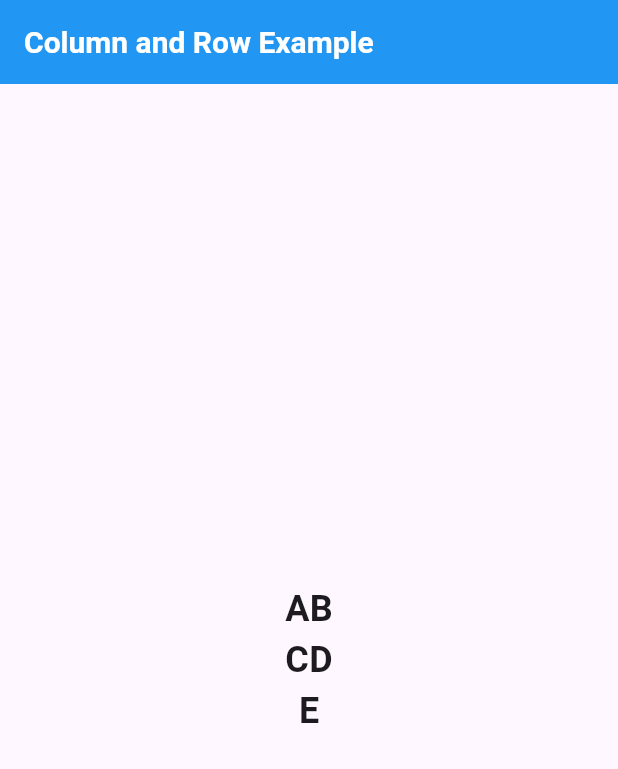
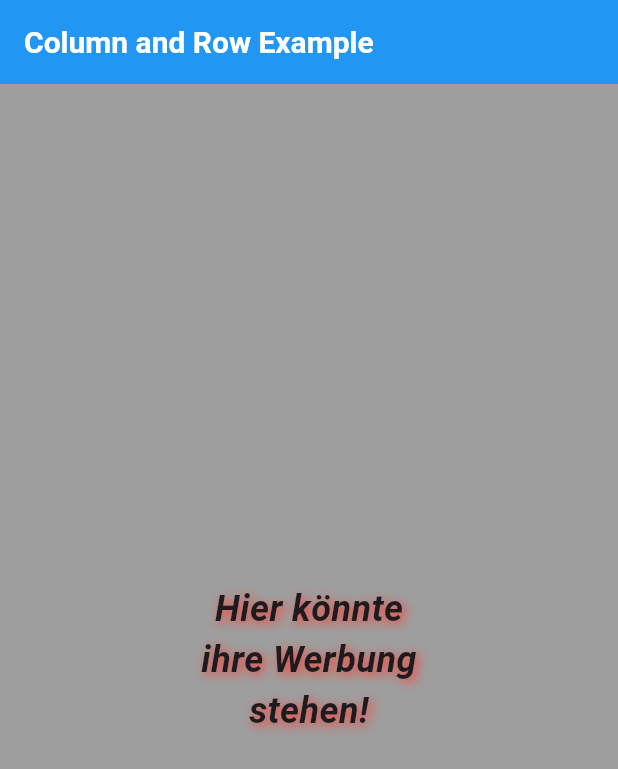
Before and after one commit to Evilhando/wiederholung_widgets_1, a Flutter app: the screen it shows after launch, on a phone screen of 412 x 824 dp. Shown: the top 769 px of the screen. Run offline on Flutter 3.47's test engine with Material 3 defaults, Android fonts, the light colour scheme and no system bars.

Commit message:
aufhübschen

```diff
--- a/lib/main.dart
+++ b/lib/main.dart
@@ -11,6 +11,7 @@ class Example1 extends StatelessWidget {
   Widget build(BuildContext context) {
     return MaterialApp(
       home: Scaffold(
+        backgroundColor: Colors.grey,
         appBar: AppBar(
           backgroundColor: Colors.blue,
           title: const Row(
@@ -33,18 +34,32 @@ class Example1 extends StatelessWidget {
               crossAxisAlignment: CrossAxisAlignment.center,
               children: [
                 Text(
-                  'A',
+                  'Hier',
                   style: TextStyle(
                       fontSize: 24,
+                      fontStyle: FontStyle.italic,
                       fontWeight: FontWeight.w600,
-                  ),
+                      shadows: [
+                        Shadow(
+                          color: Colors.red,
+                          offset: Offset(2, 2),
+                          blurRadius: 8,
+                        )
+                      ]),
                 ),
                 Text(
-                  'B',
+                  ' könnte',
                   style: TextStyle(
                       fontSize: 24,
+                      fontStyle: FontStyle.italic,
                       fontWeight: FontWeight.w600,
-                  ),
+                      shadows: [
+                        Shadow(
+                          color: Colors.red,
+                          offset: Offset(2, 2),
+                          blurRadius: 8,
+                        )
+                      ]),
                 ),
               ],
             ),
@@ -53,27 +68,48 @@ class Example1 extends StatelessWidget {
               crossAxisAlignment: CrossAxisAlignment.center,
               children: [
                 Text(
-                  'C',
+                  'ihre',
                   style: TextStyle(
                       fontSize: 24,
+                      fontStyle: FontStyle.italic,
                       fontWeight: FontWeight.w600,
-                  ),
+                      shadows: [
+                        Shadow(
+                          color: Colors.red,
+                          offset: Offset(2, 2),
+                          blurRadius: 8,
+                        )
+                      ]),
                 ),
                 Text(
-                  'D',
+                  ' Werbung',
                   style: TextStyle(
                       fontSize: 24,
+                      fontStyle: FontStyle.italic,
                       fontWeight: FontWeight.w600,
-                  ),
+                      shadows: [
+                        Shadow(
+                          color: Colors.red,
+                          offset: Offset(2, 2),
+                          blurRadius: 8,
+                        )
+                      ]),
                 ),
               ],
             ),
             Text(
-              'E',
+              'stehen!',
               style: TextStyle(
                   fontSize: 24,
+                  fontStyle: FontStyle.italic,
                   fontWeight: FontWeight.w600,
-              ),
+                  shadows: [
+                    Shadow(
+                      color: Colors.red,
+                      offset: Offset(2, 2),
+                      blurRadius: 8,
+                    )
+                  ]),
             )
           ],
         ),
```
Lines whose indentation alone changed are shown as unchanged.
